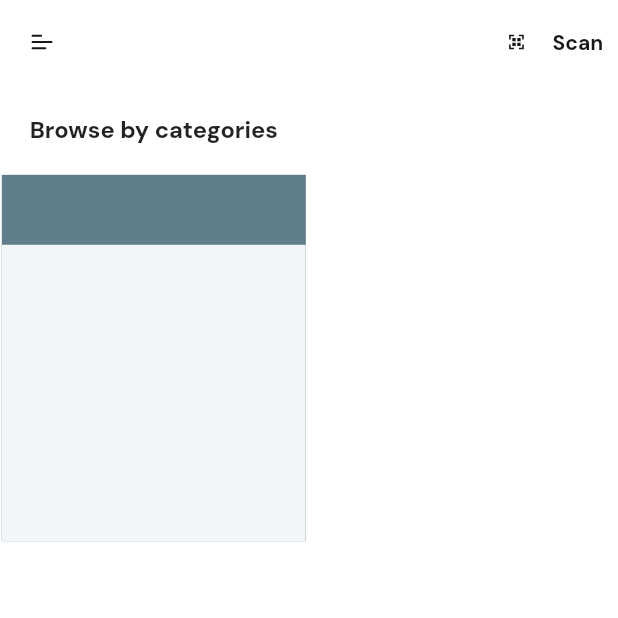
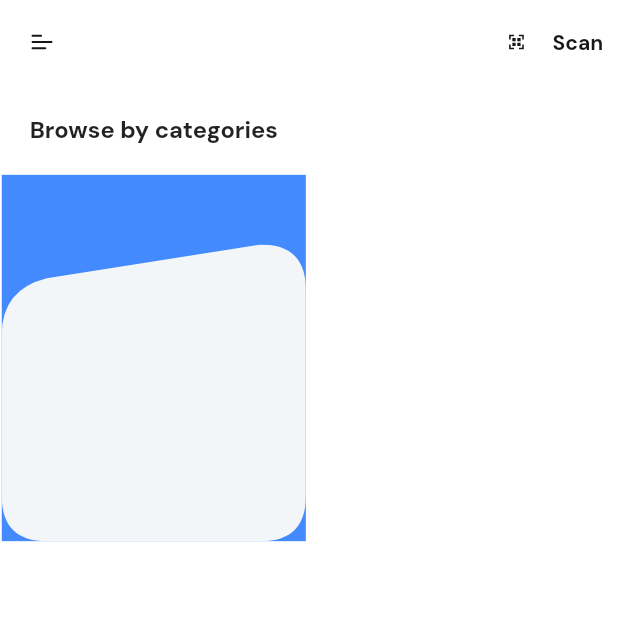
Before and after one commit to IamPrashantBhattarai/furniture_app, a Flutter app: the screen it shows after launch, on a phone screen of 412 x 824 dp, the top half of it. Run offline on Flutter 3.47's test engine with Material 2 defaults, Android fonts, the phone set to English and light mode, and no system bars; our stand-ins replace flutter_svg, google_fonts; missing offline and left inert: dart:html.

Commit message:
Styling the box

```diff
--- a/lib/screens/components/body.dart
+++ b/lib/screens/components/body.dart
@@ -24,10 +24,11 @@ class Body extends StatelessWidget {
                 alignment: Alignment.bottomCenter,
                 children: <Widget>[
                   Container(
-                    color: Colors.blueGrey,
+                    color: Colors.blueAccent,
                   ),
                   //As this is our custom shape so we should use ClipPath for round corners
                   ClipPath(
+                    clipper: CategoryCustomShape(),
                     child: AspectRatio(
                       aspectRatio: 1.025,
                       child: Container(
@@ -51,7 +52,17 @@ class CategoryCustomShape extends CustomClipper<Path> {
     Path path = Path();
     double height = size.height;
     double width = size.width;
-    int cornerSize = 30;
+    double cornerSize = 30;
+
+    path.lineTo(0, height - cornerSize);
+    path.quadraticBezierTo(0, height, cornerSize, height);
+    path.lineTo(width - cornerSize, height);
+    path.quadraticBezierTo(width, height, width, height - cornerSize);
+    path.lineTo(width, cornerSize);
+    path.quadraticBezierTo(width, 0, width - cornerSize, 0);
+    path.lineTo(cornerSize, cornerSize * 0.75);
+    path.quadraticBezierTo(0, cornerSize, 0, cornerSize * 2);
+    path.close();
 
     return path;
   }
```
